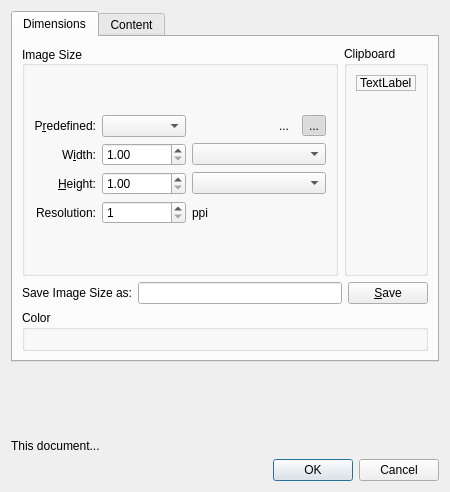
KDE/krita, file libs/ui/forms/wdgnewimage.ui: the form before one commit.
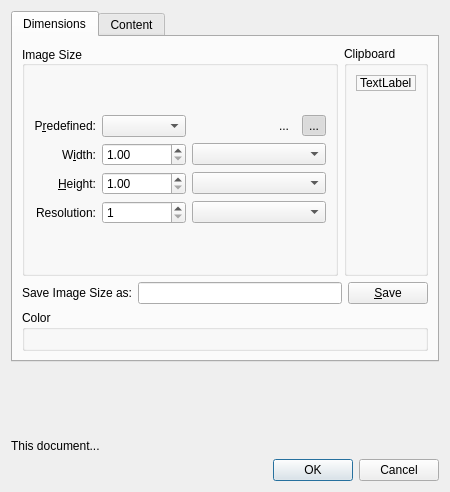
The form after the commit. Custom widgets are drawn as their Qt base class.

Commit message:
Add comboBox in New Image dialog to allow resolution in ppc with ppi
BUG:343135

What changed in the file:
```diff
--- a/libs/ui/forms/wdgnewimage.ui
+++ b/libs/ui/forms/wdgnewimage.ui
@@ -210,17 +210,7 @@
                   </property>
                  </widget>
                 </item>
-                <item column="2" row="3">
-                 <widget class="QLabel" name="label">
-                  <property name="toolTip">
-                   <string>pixels-per-inch</string>
-                  </property>
-                  <property name="text">
-                   <string>ppi</string>
-                  </property>
-                 </widget>
-                </item>
-                <item column="2" row="0">
+                <item row="0" column="2">
                  <layout class="QHBoxLayout" name="horizontalLayout">
                   <item>
                    <spacer name="horizontalSpacer">
@@ -278,6 +268,9 @@
                   </item>
                  </layout>
                 </item>
+                <item row="3" column="2">
+                 <widget class="QComboBox" name="cmbResolutionUnit"/>
+                </item>
                </layout>
               </item>
              </layout>
```
Left out of the diff: 56 changed lines with no effect on the pictures. The commit also changes 2 other files.
